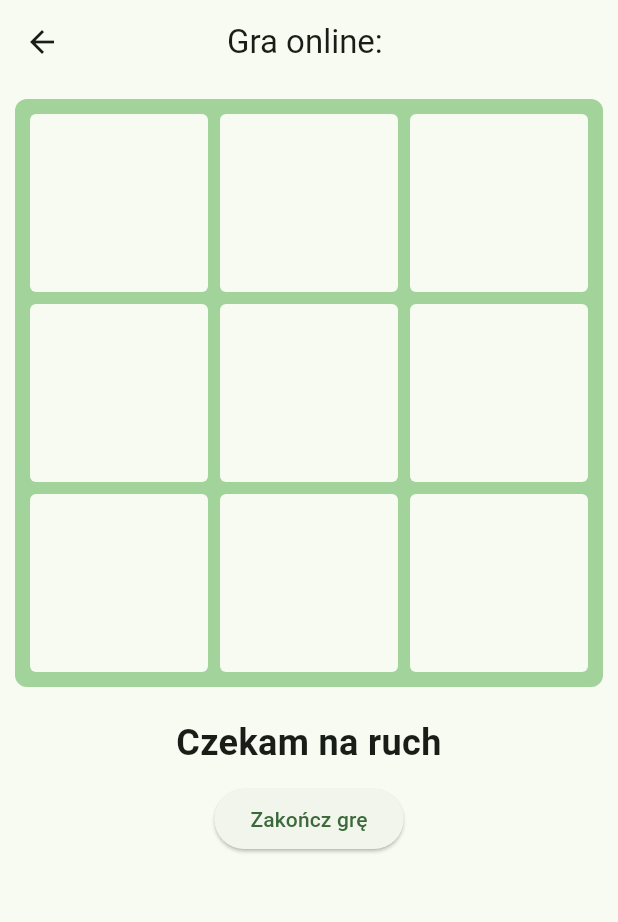
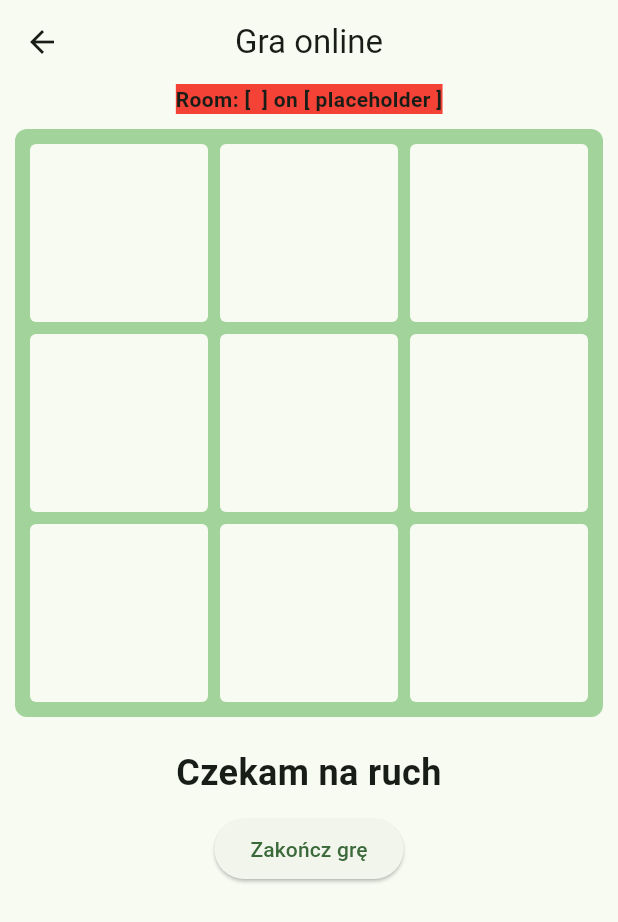
Before and after one commit to Skowoo/my_app, a Flutter app: the OnlineGame screen opened directly with empty values, on a phone screen of 412 x 824 dp. Shown: the top 922 px of the screen. Run offline on Flutter 3.47's test engine with Material 3 defaults, Android fonts, the phone set to English and light mode, and no system bars.

Commit message:
Core WiP

```diff
--- a/lib/src/pages/online_game.dart
+++ b/lib/src/pages/online_game.dart
@@ -1,4 +1,6 @@
 import 'package:flutter/material.dart';
+import 'package:my_app/src/logic/app_state.dart';
+import 'package:provider/provider.dart';
 import 'dart:math';
 import '../widgets/tic_tac_toe_board.dart';
 
@@ -15,11 +17,13 @@ class OnlineGameState extends State<OnlineGame> {
   String gameStatus = 'Czekam na ruch';
   bool isGameOver = false;
   late String roomId;
+  late String backendUrl;
 
   @override
   void initState() {
     super.initState();
     roomId = widget.roomId;
+    backendUrl = Provider.of<AppState>(context, listen: false).backendUrl;
   }
 
   void moveX(int index) {
@@ -82,19 +86,22 @@ class OnlineGameState extends State<OnlineGame> {
   }
 
   void finishGame() {
-    setState(() {
-      board = List.filled(9, '');
-      gameStatus = 'Czekam na ruch';
-      isGameOver = false;
-    });
+    Navigator.pop(context);
   }
 
   @override
   Widget build(BuildContext context) {
     return Scaffold(
-      appBar: AppBar(title: Text('Gra online: $roomId'), centerTitle: true),
+      appBar: AppBar(title: Text('Gra online'), centerTitle: true),
       body: Column(
         children: [
+          Text(
+            'Room: [ $roomId ] on [ $backendUrl ]',
+            style: const TextStyle(
+              fontWeight: FontWeight.bold,
+              backgroundColor: Colors.red,
+            ),
+          ),
           TicTacToeBoard(board: board, onMove: moveX),
           Padding(
             padding: const EdgeInsets.all(10),
```
Also changed, not shown: 1 other file.
